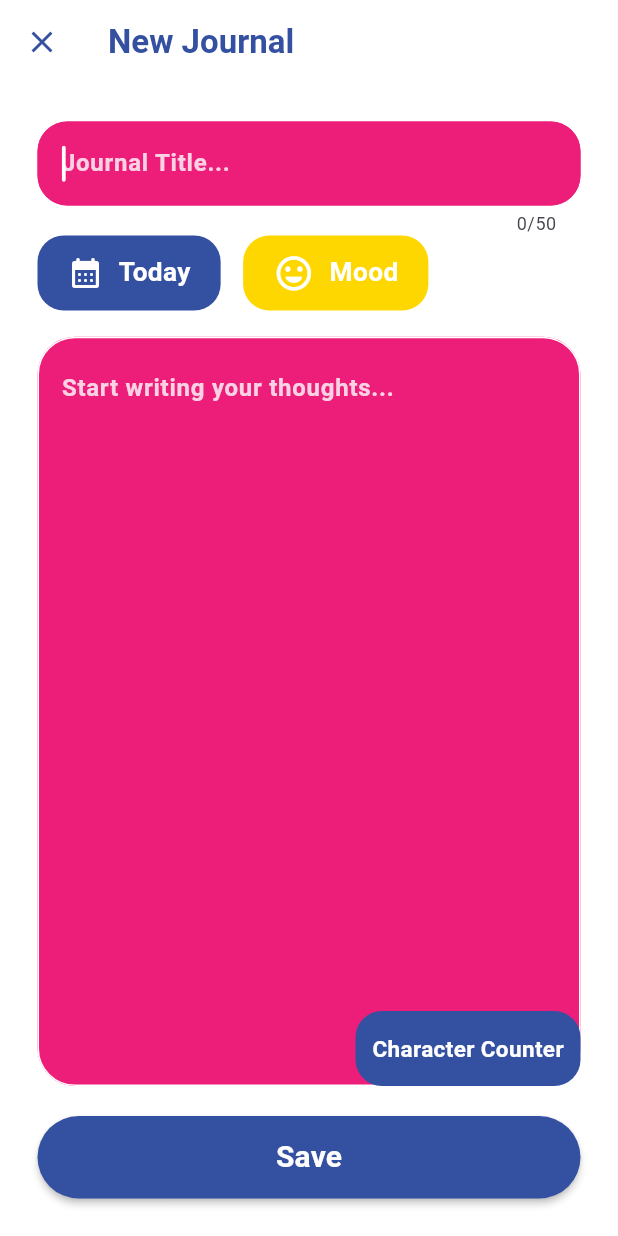
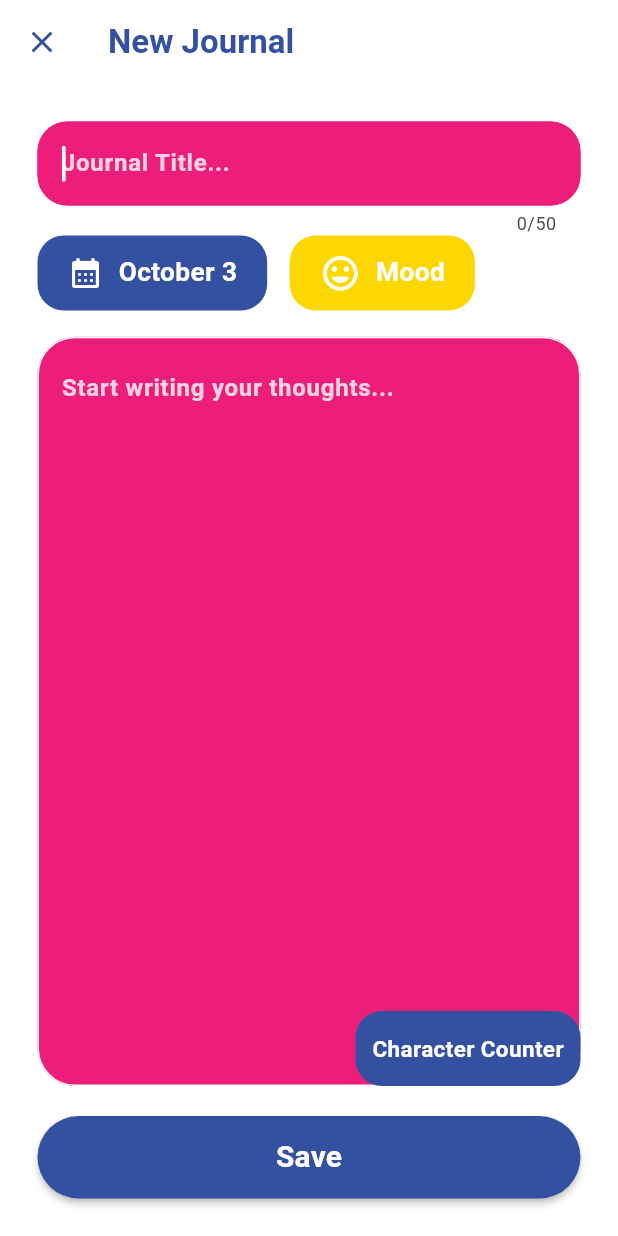
Before and after one commit to ErfanRht/SoulScribe, a Flutter app: the HomePage screen opened by its route, item 3 of the bottom bar chosen, on a phone screen of 412 x 824 dp. Run offline on Flutter 3.47's test engine with Material 3 defaults, Android fonts, the light colour scheme and no system bars; our stand-ins replace concentric_transition, flutter_spinkit, flutter_svg, get, google_fonts, hugeicons and 2 more; missing offline and left inert: ms_undraw; accounts and stored records are empty; Roboto replaces fonts that are missing (Ubuntu).

Commit message:
new entry page became functional

```diff
--- /dev/null
+++ b/lib/constants/data.dart
@@ -0,0 +1,14 @@
+List<String> months = [
+  'January',
+  'February',
+  'March',
+  'April',
+  'May',
+  'June',
+  'July',
+  'August',
+  'September',
+  'October',
+  'November',
+  'December'
+];
--- a/lib/main_controller.dart
+++ b/lib/main_controller.dart
@@ -1,18 +1,20 @@
 import 'package:get/get.dart';
 
 class MainController extends GetxController {
+  List entires = [];
   bool isFirstEnter = false;
   String userName = "";
   String userEmail = "";
 
-  updateMainStete({
-    bool? newFirstEnterStatus,
-    String? newUserName,
-    String? newUserEmail,
-  }) {
+  updateMainStete(
+      {bool? newFirstEnterStatus,
+      String? newUserName,
+      String? newUserEmail,
+      List? newEntries}) {
     isFirstEnter = newFirstEnterStatus ?? isFirstEnter;
     userName = newUserName ?? userName;
     userEmail = newUserEmail ?? userEmail;
+    entires = newEntries ?? entires;
 
     update();
   }
--- a/lib/pages/home/bottom_bar/bottom_bar_double_bullet/bottom_bar_double_bullet.dart
+++ b/lib/pages/home/bottom_bar/bottom_bar_double_bullet/bottom_bar_double_bullet.dart
@@ -233,11 +233,12 @@ class _BottomBarDoubleBulletState extends State<BottomBarDoubleBullet>
                         context,
                         PageTransition(
                             duration: const Duration(milliseconds: 350),
+                            reverseDuration: const Duration(milliseconds: 350),
                             childCurrent: const HomePage(),
                             type: PageTransitionType.scale,
                             fullscreenDialog: true,
                             alignment: Alignment.bottomCenter,
-                            child: const NewEntryPage()));
+                            child: NewEntryPage()));
                   },
                   child: Container(
                     decoration: BoxDecoration(
--- a/lib/pages/home/home.dart
+++ b/lib/pages/home/home.dart
@@ -1,4 +1,5 @@
 import 'package:flutter/material.dart';
+import 'package:flutter/services.dart';
 import 'package:hugeicons/hugeicons.dart';
 import 'package:soulscribe/constants/colors.dart';
 import 'package:soulscribe/pages/home/bottom_bar/bottom_bar_double_bullet/bottom_bar_double_bullet.dart';
@@ -17,6 +18,18 @@ class _MyHomePageState extends State<HomePage> {
   @override
   void dispose() {
     super.dispose();
+  }
+
+  @override
+  void initState() {
+    super.initState();
+    SystemChrome.setSystemUIOverlayStyle(
+      const SystemUiOverlayStyle(
+        systemNavigationBarColor:
+            Color(0xffF5F5F5), // Bottom navigation bar color
+        systemNavigationBarIconBrightness: Brightness.dark, // Icon color
+      ),
+    );
   }
 
   @override
--- a/lib/pages/new_entry/components/datepicker.dart
+++ b/lib/pages/new_entry/components/datepicker.dart
@@ -1,12 +1,16 @@
 import 'package:flutter/material.dart';
+import 'package:get/get.dart';
 import 'package:google_fonts/google_fonts.dart';
 import 'package:soulscribe/constants/colors.dart';
+import 'package:soulscribe/constants/data.dart';
+import 'package:soulscribe/pages/new_entry/controller.dart';
 
 class NewEntryDatePicker extends StatelessWidget {
   const NewEntryDatePicker({super.key});
 
   @override
   Widget build(BuildContext context) {
+    return GetBuilder<NewEntryController>(builder: (_) {
       return InkWell(
         onTap: () async {
           final DateTime? picked = await showDatePicker(
@@ -34,16 +38,14 @@ class NewEntryDatePicker extends StatelessWidget {
                     ),
                     child: child!);
               },
-            initialDate: DateTime.now(),
-            currentDate: DateTime.now(),
+              initialDate: _.dateTime,
+              currentDate: _.dateTime,
               selectableDayPredicate: (DateTime date) =>
                   date.isAfter(DateTime.now()) ? false : true,
               firstDate: DateTime(1901),
               lastDate: DateTime(2101));
           if (picked != null && picked != DateTime.now()) {
-          // setState(() {
-          //   //selectedDate = picked;
-          // });
+            _.updateNewEntryController(newDateTime: picked);
           }
         },
         child: Container(
@@ -62,7 +64,7 @@ class NewEntryDatePicker extends StatelessWidget {
                 width: 10,
               ),
               Text(
-              "Today",
+                "${months[_.dateTime.month - 1]} ${_.dateTime.day}${_.dateTime.year != DateTime.now().year ? ",  ${_.dateTime.year}" : ""}",
                 style: GoogleFonts.ubuntu(
                     color: Colors.white,
                     fontWeight: FontWeight.bold,
@@ -72,5 +74,6 @@ class NewEntryDatePicker extends StatelessWidget {
           ),
         ),
       );
+    });
   }
 }
--- a/lib/pages/new_entry/components/journal_textfeild.dart
+++ b/lib/pages/new_entry/components/journal_textfeild.dart
@@ -1,7 +1,9 @@
 import 'package:flutter/gestures.dart';
 import 'package:flutter/material.dart';
+import 'package:get/get.dart';
 import 'package:google_fonts/google_fonts.dart';
 import 'package:soulscribe/constants/colors.dart';
+import 'package:soulscribe/pages/new_entry/controller.dart';
 
 class NewEntryJournalTextFeild extends StatefulWidget {
   const NewEntryJournalTextFeild({super.key});
@@ -12,16 +14,14 @@ class NewEntryJournalTextFeild extends StatefulWidget {
 }
 
 class _NewEntryJournalTextFeildState extends State<NewEntryJournalTextFeild> {
-  final TextEditingController _controller = TextEditingController();
-  int _charCount = 0;
-
   @override
   Widget build(BuildContext context) {
+    return GetBuilder<NewEntryController>(builder: (_) {
       return Expanded(
         child: Stack(
           children: [
             TextField(
-            controller: _controller,
+              controller: _.journalController,
               autocorrect: true,
               cursorOpacityAnimates: true,
               cursorWidth: 2.5,
@@ -42,9 +42,7 @@ class _NewEntryJournalTextFeildState extends State<NewEntryJournalTextFeild> {
               maxLines: null,
               expands: true,
               onChanged: (text) {
-              setState(() {
-                _charCount = text.length;
-              });
+                _.updateNewEntryController(newJournalCharCount: text.length);
               },
               decoration: InputDecoration(
                 hintText: 'Start writing your thoughts...',
@@ -79,19 +77,19 @@ class _NewEntryJournalTextFeildState extends State<NewEntryJournalTextFeild> {
                       decoration: BoxDecoration(
                           borderRadius: BorderRadius.circular(17.5),
                           color: kPrimaryColor),
-                    width: _charCount == 0
+                      width: _.journalCharCount == 0
                           ? 150
-                        : _charCount < 1000
+                          : _.journalCharCount < 1000
                               ? 40
                               : 80,
                       height: 50,
                       child: Center(
                         child: Text(
-                        _charCount == 0
+                          _.journalCharCount == 0
                               ? "Character Counter"
-                            : _charCount.toString(),
+                              : _.journalCharCount.toString(),
                           style: GoogleFonts.ubuntu(
-                            fontSize: _charCount == 0 ? 15 : 20,
+                              fontSize: _.journalCharCount == 0 ? 15 : 20,
                               color: Colors.white,
                               fontWeight: FontWeight.bold),
                         ),
@@ -104,5 +102,6 @@ class _NewEntryJournalTextFeildState extends State<NewEntryJournalTextFeild> {
           ],
         ),
       );
+    });
   }
 }
--- /dev/null
+++ b/lib/pages/new_entry/components/save.dart
@@ -0,0 +1,60 @@
+import 'package:flutter/material.dart';
+import 'package:flutter/services.dart';
+import 'package:get/get.dart';
+import 'package:google_fonts/google_fonts.dart';
+import 'package:soulscribe/constants/colors.dart';
+import 'package:soulscribe/models/user/entries.dart';
+import 'package:soulscribe/pages/new_entry/controller.dart';
+import 'package:soulscribe/widgets/rounded_loading_button.dart';
+
+class NewEntrySaveButton extends StatelessWidget {
+  NewEntrySaveButton({super.key});
+
+  final RoundedLoadingButtonController _btnController =
+      RoundedLoadingButtonController();
+  @override
+  Widget build(BuildContext context) {
+    return GetBuilder<NewEntryController>(builder: (_) {
+      return RoundedLoadingButton(
+        height: 55,
+        width: MediaQuery.of(context).size.width,
+        color: kPrimaryColor,
+        successColor: Colors.greenAccent,
+        errorColor: kSecondaryColor,
+        controller: _btnController,
+        onPressed: () async {
+          if (_.titleController.text != "" && _.journalController.text != "") {
+            await Future.delayed(const Duration(milliseconds: 500));
+            _btnController.success();
+            addEntry(
+                title: _.titleController.text,
+                content: _.journalController.text,
+                dateTime: _.dateTime);
+            await Future.delayed(const Duration(milliseconds: 1250));
+            Get.delete<NewEntryController>();
+            SystemChrome.setSystemUIOverlayStyle(
+              const SystemUiOverlayStyle(
+                systemNavigationBarColor:
+                    Color(0xffF5F5F5), // Bottom navigation bar color
+                systemNavigationBarIconBrightness:
+                    Brightness.dark, // Icon color
+              ),
+            );
+            Navigator.pop(context);
+          } else {
+            await Future.delayed(const Duration(milliseconds: 500));
+            _btnController.error();
+            await Future.delayed(const Duration(milliseconds: 2250));
+            _btnController.reset();
+          }
+        },
+        valueColor: Colors.white,
+        child: Text('Save',
+            style: GoogleFonts.ubuntu(
+                color: Colors.white,
+                fontSize: 20,
+                fontWeight: FontWeight.w700)),
+      );
+    });
+  }
+}
--- a/lib/pages/new_entry/components/title_textfield.dart
+++ b/lib/pages/new_entry/components/title_textfield.dart
@@ -1,16 +1,19 @@
 import 'package:flutter/gestures.dart';
 import 'package:flutter/material.dart';
+import 'package:get/get.dart';
 import 'package:google_fonts/google_fonts.dart';
 import 'package:soulscribe/constants/colors.dart';
 
+import '../controller.dart';
+
 class NewEntryTitleTextFeild extends StatelessWidget {
-  NewEntryTitleTextFeild({super.key});
-  final TextEditingController _titleController = TextEditingController();
+  const NewEntryTitleTextFeild({super.key});
 
   @override
   Widget build(BuildContext context) {
+    return GetBuilder<NewEntryController>(builder: (_) {
       return TextField(
-      controller: _titleController,
+        controller: _.titleController,
         maxLength: 50,
         autofocus: true,
         cursorWidth: 2.5,
@@ -42,5 +45,6 @@ class NewEntryTitleTextFeild extends StatelessWidget {
           fontWeight: FontWeight.w600,
         ),
       );
+    });
   }
 }
--- /dev/null
+++ b/lib/pages/new_entry/controller.dart
@@ -0,0 +1,16 @@
+import 'package:flutter/material.dart';
+import 'package:get/get.dart';
+
+class NewEntryController extends GetxController {
+  final TextEditingController titleController = TextEditingController();
+  final TextEditingController journalController = TextEditingController();
+  int journalCharCount = 0;
+  DateTime dateTime = DateTime.now();
+
+  updateNewEntryController({int? newJournalCharCount, DateTime? newDateTime}) {
+    journalCharCount = newJournalCharCount ?? journalCharCount;
+    dateTime = newDateTime ?? dateTime;
+
+    update();
+  }
+}
--- a/lib/pages/new_entry/new-entry.dart
+++ b/lib/pages/new_entry/new-entry.dart
@@ -1,27 +1,62 @@
 import 'package:flutter/gestures.dart';
 import 'package:flutter/material.dart';
+import 'package:flutter/services.dart';
+import 'package:get/get.dart';
 import 'package:google_fonts/google_fonts.dart';
 import 'package:soulscribe/constants/colors.dart';
 import 'package:soulscribe/pages/new_entry/components/datepicker.dart';
 import 'package:soulscribe/pages/new_entry/components/journal_textfeild.dart';
 import 'package:soulscribe/pages/new_entry/components/moodpicker.dart';
+import 'package:soulscribe/pages/new_entry/components/save.dart';
 import 'package:soulscribe/pages/new_entry/components/title_textfield.dart';
+import 'package:soulscribe/pages/new_entry/controller.dart';
 import 'package:soulscribe/widgets/rounded_loading_button.dart';
 
-class NewEntryPage extends StatefulWidget {
-  const NewEntryPage({super.key});
+class NewEntryPage extends StatelessWidget {
+  NewEntryPage({super.key});
 
-  @override
-  _NewEntryPageState createState() => _NewEntryPageState();
-}
-
-class _NewEntryPageState extends State<NewEntryPage> {
-  final RoundedLoadingButtonController _btnController =
-      RoundedLoadingButtonController();
+  NewEntryController newEntryController = Get.put(NewEntryController());
 
   @override
   Widget build(BuildContext context) {
-    return Scaffold(
+    SystemChrome.setSystemUIOverlayStyle(
+      const SystemUiOverlayStyle(
+        systemNavigationBarColor: Colors.white, // Bottom navigation bar color
+        systemNavigationBarIconBrightness: Brightness.dark, // Icon color
+      ),
+    );
+    return GetBuilder<NewEntryController>(builder: (_) {
+      // ignore: deprecated_member_use
+      return WillPopScope(
+        onWillPop: () async {
+          if (_.titleController.text != '' || _.journalController.text != '') {
+            bool shouldPop = await showUnsavedChangesDialog(context);
+            if (shouldPop) {
+              Get.delete<NewEntryController>();
+              SystemChrome.setSystemUIOverlayStyle(
+                const SystemUiOverlayStyle(
+                  systemNavigationBarColor:
+                      Color(0xffF5F5F5), // Bottom navigation bar color
+                  systemNavigationBarIconBrightness:
+                      Brightness.dark, // Icon color
+                ),
+              );
+            }
+            return shouldPop;
+          } else {
+            Get.delete<NewEntryController>();
+            SystemChrome.setSystemUIOverlayStyle(
+              const SystemUiOverlayStyle(
+                systemNavigationBarColor:
+                    Color(0xffF5F5F5), // Bottom navigation bar color
+                systemNavigationBarIconBrightness:
+                    Brightness.dark, // Icon color
+              ),
+            );
+            return true;
+          }
+        },
+        child: Scaffold(
           backgroundColor: Colors.white,
           appBar: AppBar(
             title: Text(
@@ -38,7 +73,7 @@ class _NewEntryPageState extends State<NewEntryPage> {
             padding: const EdgeInsets.all(25.0),
             child: Column(
               children: [
-            NewEntryTitleTextFeild(),
+                const NewEntryTitleTextFeild(),
                 const Row(
                   children: [
                     NewEntryDatePicker(),
@@ -51,24 +86,53 @@ class _NewEntryPageState extends State<NewEntryPage> {
                 const SizedBox(height: 17.5),
                 const NewEntryJournalTextFeild(),
                 const SizedBox(height: 20),
-            RoundedLoadingButton(
-              height: 55,
-              width: MediaQuery.of(context).size.width,
-              color: kPrimaryColor,
-              successColor: Colors.greenAccent,
-              errorColor: Colors.redAccent,
-              controller: _btnController,
-              onPressed: () {},
-              valueColor: Colors.white,
-              child: Text('Save',
-                  style: GoogleFonts.ubuntu(
-                      color: Colors.white,
-                      fontSize: 20,
-                      fontWeight: FontWeight.w700)),
-            ),
+                NewEntrySaveButton()
               ],
             ),
           ),
+        ),
       );
+    });
+  }
+
+  Future<bool> showUnsavedChangesDialog(BuildContext context) async {
+    return (await showDialog(
+          context: context,
+          builder: (BuildContext context) {
+            return AlertDialog(
+              title: Text(
+                'Unsaved Changes',
+                style: GoogleFonts.ubuntu(
+                    fontWeight: FontWeight.bold, color: kSecondaryColor),
+              ),
+              content: Text(
+                'You have unsaved changes. Do you want to leave without saving?',
+                style: GoogleFonts.ubuntu(
+                    fontWeight: FontWeight.w600, color: kPrimaryColor),
+              ),
+              actions: <Widget>[
+                TextButton(
+                  onPressed: () =>
+                      Navigator.of(context).pop(false), // Don't pop
+                  child: Text(
+                    'Cancel',
+                    style: GoogleFonts.ubuntu(
+                        fontWeight: FontWeight.bold, color: kPrimaryColor),
+                  ),
+                ),
+                TextButton(
+                  onPressed: () =>
+                      Navigator.of(context).pop(true), // Pop the page
+                  child: Text(
+                    'Leave',
+                    style: GoogleFonts.ubuntu(
+                        fontWeight: FontWeight.bold, color: kSecondaryColor),
+                  ),
+                ),
+              ],
+            );
+          },
+        )) ??
+        false;
   }
 }
```
Also changed, not shown: lib/models/user/entries.dart (added, +80 -0 lines), lib/pages/loading/loading.dart (+9 -0 lines). Lines whose indentation alone changed are shown as unchanged.
